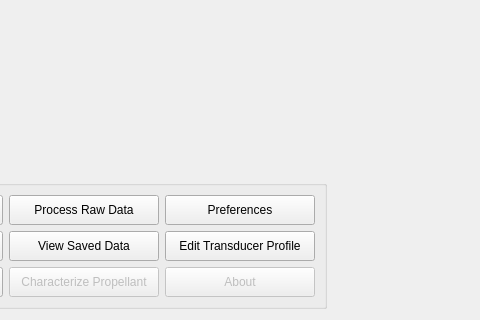
First picture: the form in ui/views/forms/StartWidget.ui, repository reilleya/RMTS-Software, before the edit; both pictures show x 445 to 925 and y 366 to 686 of the 1058 by 686 pixel window.
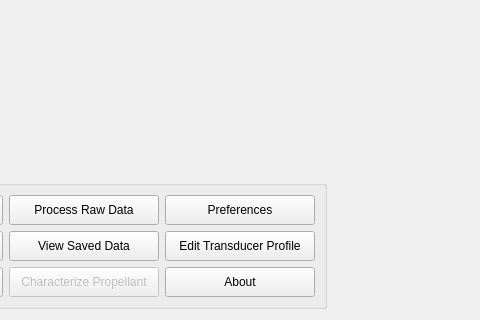
Second picture: the form after the edit.

What changed in the file:
```diff
--- a/ui/views/forms/StartWidget.ui
+++ b/ui/views/forms/StartWidget.ui
@@ -202,7 +202,7 @@
         <item row="2" column="2">
          <widget class="QPushButton" name="pushButtonAbout">
           <property name="enabled">
-           <bool>false</bool>
+           <bool>true</bool>
           </property>
           <property name="minimumSize">
            <size>
```
